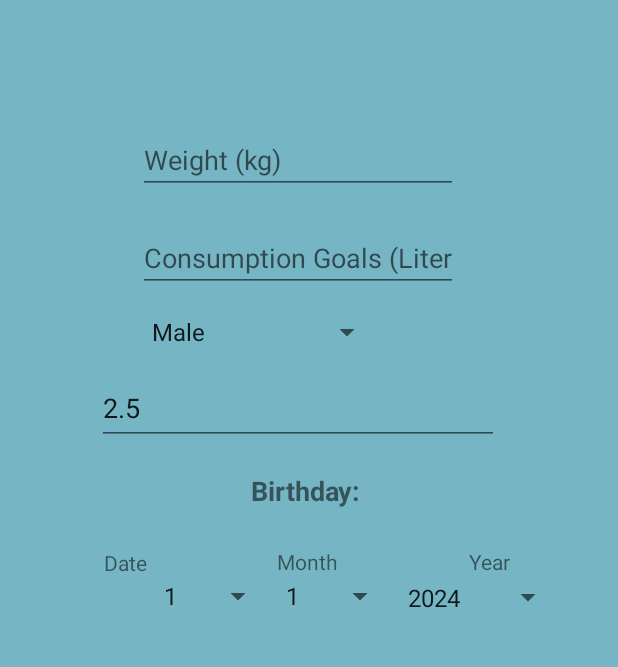
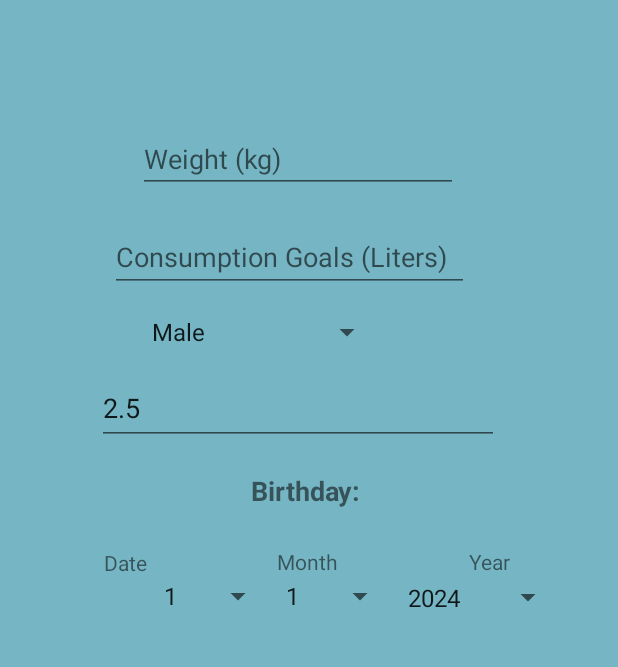
Before and after one commit to timmooore/COEN390-HydroHomie, an Android app: the screen it shows after launch once a user with an empty profile is signed in (MainActivity), item 4 of the bottom bar chosen, on a phone screen of 412 x 824 dp, the part 84-751 px from its top. Run offline under Robolectric (Android 15) with nearby library versions, the phone set to English and light mode, and no system bars; our stand-ins replace Firebase (no records; nobody signed in at launch, a user with empty details on screens opened directly).

Commit message:
fragment_goals.xml update strings.xml update

```diff
--- a/app/src/main/res/layout/fragment_goals.xml
+++ b/app/src/main/res/layout/fragment_goals.xml
@@ -109,15 +109,15 @@
 
     <EditText
         android:id="@+id/info3"
-        android:layout_width="wrap_content"
-        android:layout_height="wrap_content"
+        android:layout_width="239dp"
+        android:layout_height="46dp"
         android:layout_marginBottom="48dp"
         android:ems="10"
         android:hint="Consumption Goals (Liters)"
-        android:inputType="text"
+        android:inputType="numberDecimal"
         app:layout_constraintBottom_toBottomOf="parent"
         app:layout_constraintEnd_toEndOf="parent"
-        app:layout_constraintHorizontal_bias="0.462"
+        app:layout_constraintHorizontal_bias="0.424"
         app:layout_constraintStart_toStartOf="parent"
         app:layout_constraintTop_toTopOf="parent"
         app:layout_constraintVertical_bias="0.313" />
```
